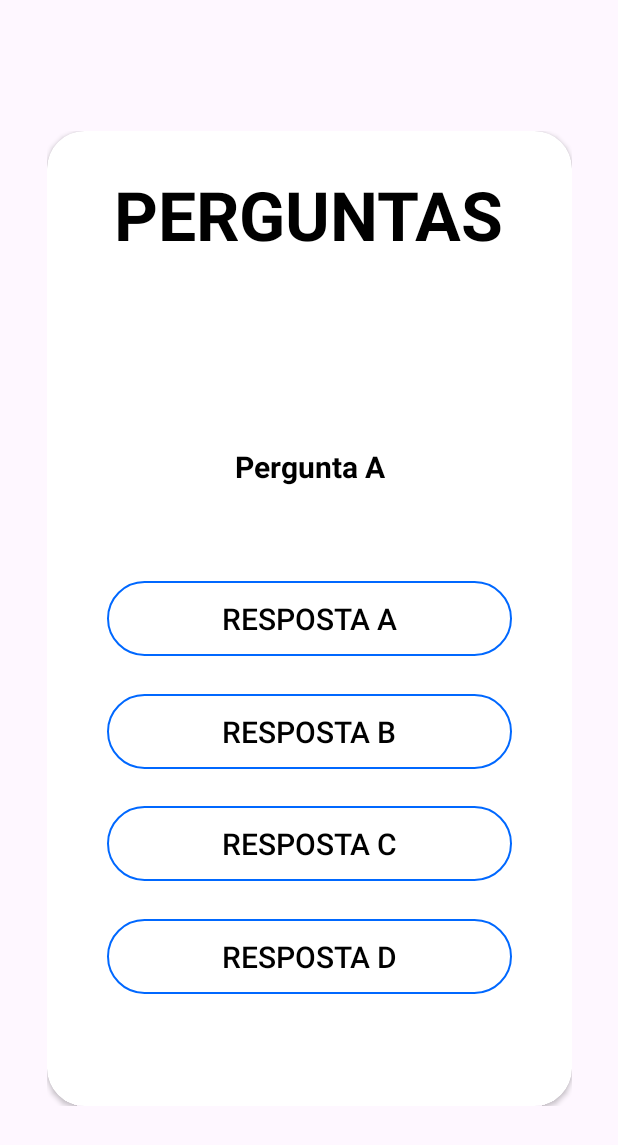
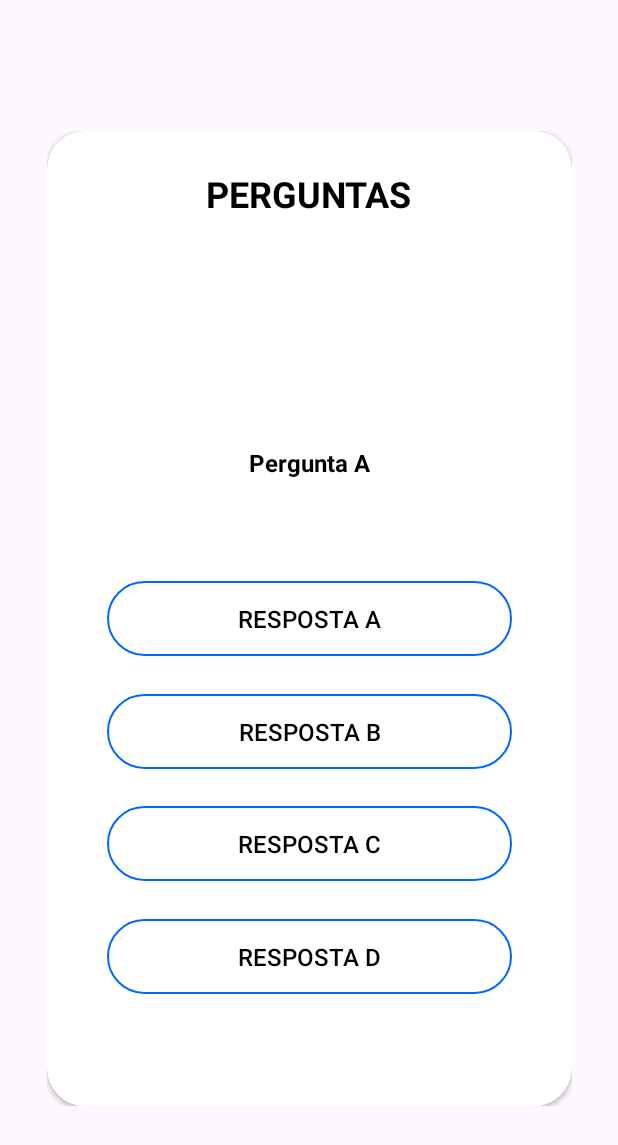
Before and after one commit to JuanHenriq/ichords, an Android app: the QuizActivity screen opened directly, with no data from a screen before it, on a phone screen of 412 x 824 dp. Shown: the top 1145 px of the screen. Run offline under Robolectric (Android 15) with nearby library versions, the phone set to English and light mode, and no system bars.

Commit message:
Projeto Atualizado 22/11

```diff
--- a/app/src/main/res/layout/activity_quiz.xml
+++ b/app/src/main/res/layout/activity_quiz.xml
@@ -31,7 +31,7 @@
                 android:layout_marginTop="25dp"
                 android:text="PERGUNTAS"
                 android:textColor="@color/black"
-                android:textSize="45sp"
+                android:textSize="24sp"
                 android:textStyle="bold">
 
             </TextView>
@@ -46,7 +46,7 @@
                 android:gravity="center"
                 android:padding="10dp"
                 android:text="QUESTION"
-                android:textSize="20dp"
+                android:textSize="16sp"
                 android:textStyle="bold"
                 android:textColor="@color/black">
 
@@ -66,7 +66,7 @@
                 android:onClick="option1Clicked"
                 android:text="option1"
                 android:textColor="@color/black"
-                android:textSize="20dp">
+                android:textSize="16sp">
 
             </android.widget.Button>
 
@@ -85,7 +85,7 @@
                 android:onClick="option2Clicked"
                 android:text="option2"
                 android:textColor="@color/black"
-                android:textSize="20dp">
+                android:textSize="16sp">
 
             </android.widget.Button>
 
@@ -103,7 +103,7 @@
                 android:onClick="option3Clicked"
                 android:text="option3"
                 android:textColor="@color/black"
-                android:textSize="20dp">
+                android:textSize="16sp">
 
             </android.widget.Button>
 
@@ -122,7 +122,7 @@
                 android:onClick="option4Clicked"
                 android:text="option4"
                 android:textColor="@color/black"
-                android:textSize="20dp">
+                android:textSize="16sp">
 
             </android.widget.Button>
 
```
Also changed, not shown: app/src/main/res/layout/activity_result.xml (+6 -6 lines), app/src/main/res/layout/activity_start.xml (+5 -5 lines).
